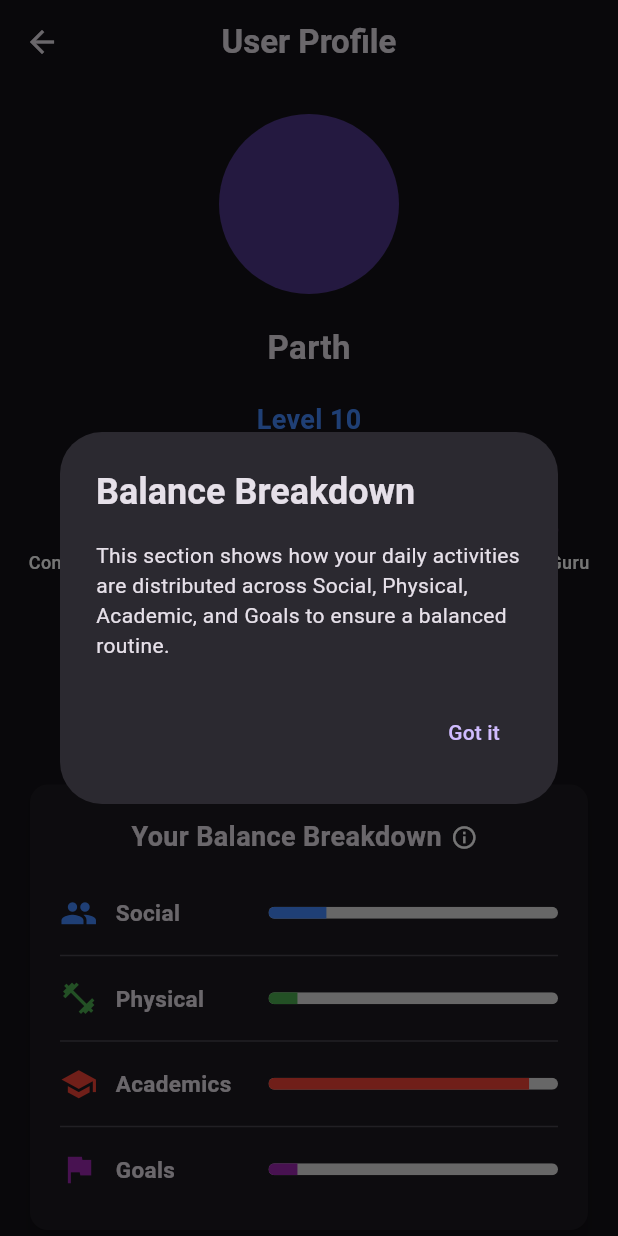
After one commit to Parthsarthi000/USTime, a Flutter app: the UserProfilePage screen opened directly, after a tap on the "info outline" icon, on a phone screen of 412 x 824 dp. The commit adds this screen. Run offline on Flutter 3.47's test engine with Material 3 defaults, Android fonts, the phone set to English and light mode, and no system bars; our stand-ins replace date_time_picker, shared_preferences, sqflite, syncfusion_flutter_calendar; accounts and stored records are empty.

Commit message:
Added the Profile page

```diff
--- a/lib/drawer.dart
+++ b/lib/drawer.dart
@@ -1,4 +1,5 @@
 import 'package:flutter/material.dart';
+import 'profilepage.dart';
 
 class AppDrawer extends StatelessWidget {
   const AppDrawer({super.key});
@@ -21,22 +22,25 @@ class AppDrawer extends StatelessWidget {
             ),
           ),
           ListTile(
-            leading: const Icon(Icons.home),
-            title: const Text('Home'),
+            leading: const Icon(Icons.person),
+            title: const Text('Your Profile'),
             onTap: () {
-              Navigator.of(context).pushNamed('/home');
+              Navigator.of(context).push(
+                MaterialPageRoute(
+                    builder: (context) => UserProfilePage()), // ✅ Direct push
+              );
+            },
+          ),
+          ListTile(
+            leading: const Icon(Icons.analytics),
+            title: const Text('Progress Report'),
+            onTap: () {
+              Navigator.of(context).pushNamed('/settings');
             },
           ),
           ListTile(
             leading: const Icon(Icons.settings),
             title: const Text('Settings'),
-            onTap: () {
-              Navigator.of(context).pushNamed('/settings');
-            },
-          ),
-          ListTile(
-            leading: const Icon(Icons.info),
-            title: const Text('About'),
             onTap: () {
               Navigator.of(context).pushNamed('/about');
             },
--- /dev/null
+++ b/lib/profilepage.dart
@@ -0,0 +1,230 @@
+import 'package:flutter/material.dart';
+
+class UserProfilePage extends StatelessWidget {
+  const UserProfilePage({super.key});
+
+  @override
+  Widget build(BuildContext context) {
+    return Scaffold(
+      appBar: AppBar(
+        title: const Text("User Profile",
+            style: TextStyle(fontWeight: FontWeight.bold)),
+        centerTitle: true,
+      ),
+      body: SingleChildScrollView(
+        child: Column(
+          children: [
+            // 🔹 Profile Picture Section
+            Container(
+              padding: const EdgeInsets.all(20),
+              alignment: Alignment.center,
+              child: const CircleAvatar(
+                radius: 60,
+                backgroundImage: AssetImage(
+                    "assets/image.png"), // ✅ Replace with actual asset path
+              ),
+            ),
+
+            // const SizedBox(height: 10),
+
+            // 🔹 User Name & Details
+            const Text(
+              "Parth", // ✅ Replace with actual user name
+              style: TextStyle(fontSize: 22, fontWeight: FontWeight.bold),
+            ),
+
+            const SizedBox(height: 20),
+            const Text(
+              "Level 10", // ✅ Level indicator
+              style: TextStyle(
+                  fontSize: 18,
+                  fontWeight: FontWeight.bold,
+                  color: Colors.blueAccent),
+            ),
+            // 🔹 Progress Bar with Level Indicator
+            Padding(
+              padding: const EdgeInsets.fromLTRB(50, 10, 50, 10),
+              child: ClipRRect(
+                borderRadius: BorderRadius.circular(10),
+                child: LinearProgressIndicator(
+                  value: 0.75, // ✅ Progress level (75% completion)
+                  minHeight: 10,
+                  backgroundColor: Colors.grey[300], // ✅ Subtle background
+                  valueColor:
+                      const AlwaysStoppedAnimation<Color>(Colors.blueAccent),
+                ),
+              ),
+            ),
+            const SizedBox(height: 20),
+
+            //now gimme a row of icons like badges in duolingo pls
+// 🔹 Achievement Badges (Duolingo Style)
+            Wrap(
+              spacing: 12, // ✅ Horizontal spacing between badges
+              runSpacing: 10, // ✅ Vertical spacing when wrapping
+              alignment: WrapAlignment.center,
+              children: [
+                _buildBadge(
+                    "Consistency King", Icons.verified, Colors.blue, true),
+                _buildBadge("Task Master", Icons.task_alt, Colors.green, true),
+                _buildBadge(
+                    "Goal Achiever", Icons.emoji_events, Colors.orange, true),
+                _buildBadge(
+                    "Time Guru", Icons.access_time, Colors.purple, true),
+                _buildBadge("Habit Builder", Icons.loop, Colors.teal, true),
+                _buildBadge("Focus Legend", Icons.center_focus_strong,
+                    Colors.red, true),
+                _buildBadge(
+                    "Learning Champion", Icons.school, Colors.indigo, false),
+                _buildBadge("Health Enthusiast", Icons.fitness_center,
+                    Colors.pink, false),
+                _buildBadge("Ultimate Planner", Icons.calendar_today,
+                    Colors.deepOrange, false),
+              ],
+            ),
+            const SizedBox(height: 40),
+
+            // 🔹 User Progress & Stats
+            Card(
+              margin: const EdgeInsets.symmetric(horizontal: 20),
+              elevation: 6,
+              shape: RoundedRectangleBorder(
+                  borderRadius: BorderRadius.circular(12)),
+              child: Padding(
+                padding: const EdgeInsets.all(20),
+                child: Column(
+                  children: [
+                    // 🔹 Title with Info Icon
+                    Row(
+                      mainAxisAlignment: MainAxisAlignment.center,
+                      children: [
+                        const Text(
+                          "Your Balance Breakdown",
+                          style: TextStyle(
+                              fontSize: 18, fontWeight: FontWeight.bold),
+                        ),
+                        // ✅ Space between text and icon
+                        GestureDetector(
+                          onTap: () {
+                            _showInfoDialog(context, "Balance Breakdown",
+                                "This section shows how your daily activities are distributed across Social, Physical, Academic, and Goals to ensure a balanced routine.");
+                          },
+                          child: Container(
+                            padding: const EdgeInsets.all(6),
+                            child: const Icon(
+                              Icons.info_outline,
+                              size: 18,
+                            ),
+                          ),
+                        ),
+                      ],
+                    ),
+
+                    const SizedBox(height: 15),
+
+                    _buildParameterStat(
+                        "Social", "20%", Icons.people, Colors.blueAccent),
+                    const Divider(),
+                    _buildParameterStat(
+                        "Physical", "10%", Icons.fitness_center, Colors.green),
+                    const Divider(),
+                    _buildParameterStat(
+                        "Academics", "90%", Icons.school, Colors.red),
+                    const Divider(),
+                    _buildParameterStat(
+                        "Goals", "10%", Icons.flag, Colors.purple),
+                  ],
+                ),
+              ),
+            ),
+
+            const SizedBox(height: 20),
+          ],
+        ),
+      ),
+    );
+  }
+
+  Widget _buildParameterStat(
+      String title, String value, IconData icon, Color color) {
+    return Padding(
+      padding:
+          const EdgeInsets.symmetric(vertical: 8), // ✅ Adds uniform spacing
+      child: Row(
+        crossAxisAlignment: CrossAxisAlignment.center, // ✅ Aligns items neatly
+        children: [
+          Icon(icon,
+              color: color, size: 25), // 🔥 Clean Icon for Each Parameter
+          const SizedBox(width: 12), // ✅ Spacing between icon and text
+          SizedBox(
+            width: 90, // ✅ Fixed width for text to keep alignment uniform
+            child: Text(title,
+                style:
+                    const TextStyle(fontSize: 15, fontWeight: FontWeight.bold)),
+          ),
+          const SizedBox(width: 12), // ✅ Spacing between text and progress bar
+
+          // ✅ Progress Bar (Properly aligned)
+          Expanded(
+            child: ClipRRect(
+              borderRadius: BorderRadius.circular(10),
+              child: LinearProgressIndicator(
+                value: double.parse(value.replaceAll('%', '')) /
+                    100, // ✅ Convert % to double
+                minHeight: 8,
+                backgroundColor: Colors.grey[300], // ✅ Subtle background
+                valueColor: AlwaysStoppedAnimation<Color>(color),
+              ),
+            ),
+          ),
+        ],
+      ),
+    );
+  }
+
+  // ✅ Info Dialog Function
+  void _showInfoDialog(BuildContext context, String title, String description) {
+    showDialog(
+      context: context,
+      builder: (BuildContext context) {
+        return AlertDialog(
+          title: Text(title, style: TextStyle(fontWeight: FontWeight.bold)),
+          content: Text(description),
+          actions: [
+            TextButton(
+              onPressed: () {
+                Navigator.pop(context); // ✅ Close dialog
+              },
+              child: Text("Got it"),
+            ),
+          ],
+        );
+      },
+    );
+  }
+
+  Widget _buildBadge(String title, IconData icon, Color color, bool mastered) {
+    return Padding(
+      padding: const EdgeInsets.symmetric(horizontal: 6),
+      child: Column(
+        children: [
+          Icon(
+            icon,
+            size: 20,
+            color:
+                mastered ? color : Colors.grey, // ✅ Gray color if not mastered
+          ),
+          const SizedBox(height: 3),
+          Text(
+            title,
+            style: const TextStyle(
+              fontSize: 12,
+              fontWeight: FontWeight.w500,
+              color: Colors.white, // ✅ Muted text if locked
+            ),
+          ),
+        ],
+      ),
+    );
+  }
+}
--- a/pubspec.yaml
+++ b/pubspec.yaml
@@ -34,6 +34,7 @@ dependencies:
   syncfusion_flutter_calendar: ^20.1.47
   sqflite: ^2.3.3+1
   intl: ^0.17.0
+
 
 
   # The following adds the Cupertino Icons font to your application.
```
